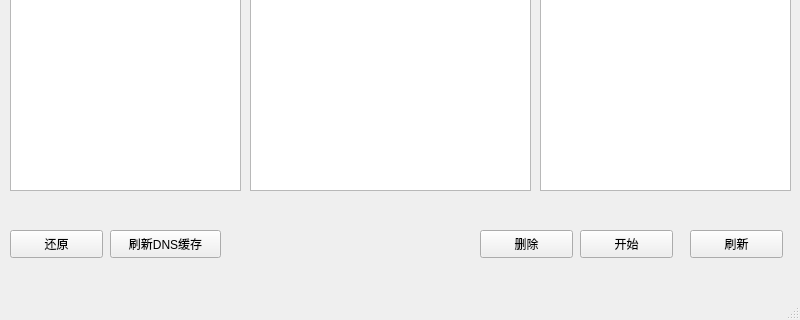
Old version of the form ui.ui in the repository ZhengHaoF/Nice-Dns; both pictures show x 0 to 800 and y 280 to 600 of the 800 by 600 pixel window.
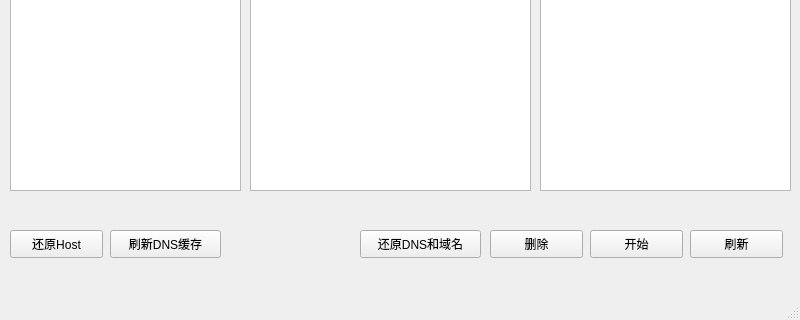
New version of the form.

Commit message: 添加还原DNS和域名功能

```diff
--- a/ui.ui
+++ b/ui.ui
@@ -17,7 +17,7 @@
    <widget class="QPushButton" name="yesButton">
     <property name="geometry">
      <rect>
-      <x>580</x>
+      <x>590</x>
       <y>510</y>
       <width>93</width>
       <height>28</height>
@@ -92,7 +92,7 @@
      </rect>
     </property>
     <property name="text">
-     <string>还原</string>
+     <string>还原Host</string>
     </property>
    </widget>
    <widget class="QListView" name="modifyList">
@@ -193,7 +193,7 @@
    <widget class="QPushButton" name="delItem">
     <property name="geometry">
      <rect>
-      <x>480</x>
+      <x>490</x>
       <y>510</y>
       <width>93</width>
       <height>28</height>
@@ -203,6 +203,19 @@
      <string>删除</string>
     </property>
    </widget>
+   <widget class="QPushButton" name="revDnsAndDom">
+    <property name="geometry">
+     <rect>
+      <x>360</x>
+      <y>510</y>
+      <width>121</width>
+      <height>28</height>
+     </rect>
+    </property>
+    <property name="text">
+     <string>还原DNS和域名</string>
+    </property>
+   </widget>
   </widget>
   <widget class="QMenuBar" name="menubar">
    <property name="geometry">
```
The commit also changes 5 other files.
